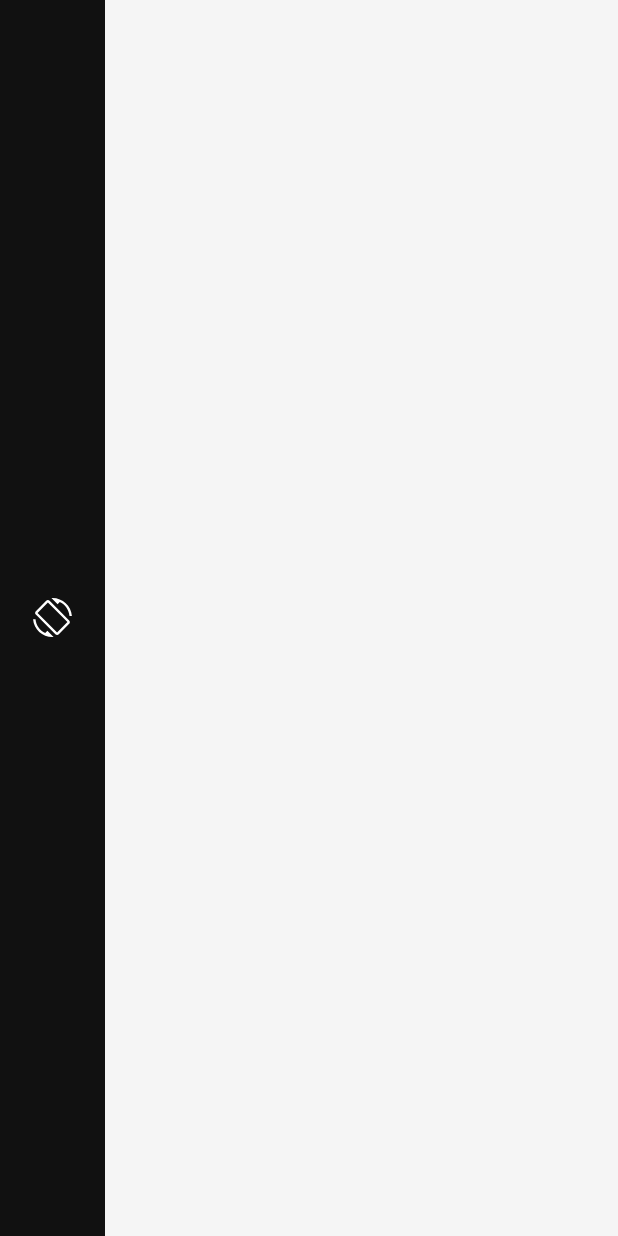
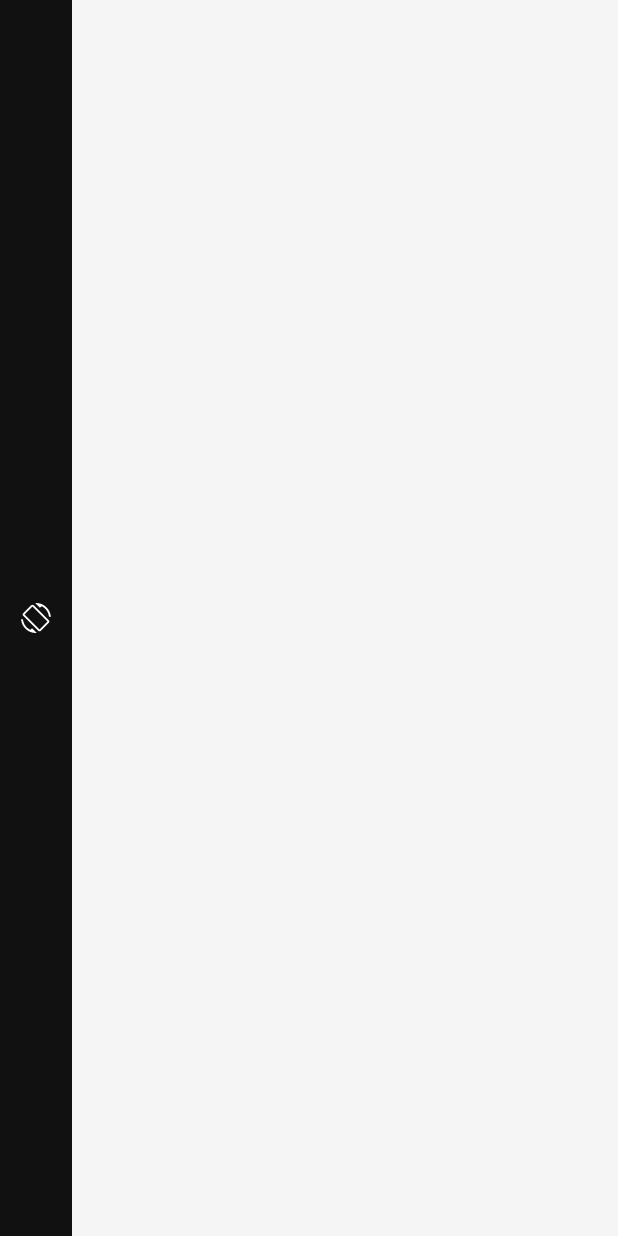
Before and after one commit to havivon/gamenight, an Android app: the layout overlay_button.xml on its own in the app's theme, with its tools: preview values and no code run, on a phone screen of 412 x 824 dp. Run offline under Robolectric (Android 15) with nearby library versions, the phone set to English and light mode, and no system bars.

Commit message:
v1.1: smaller icon, button snaps to nav bar, position resets on update
- אייקון קטן יותר (26dp → 20dp) וריפוד מצומצם (22dp → 14dp)
- ברירת מחדל Y=0 – הכפתור יושב על שורת הניווט ממש
- איפוס מיקום אוטומטי בין גרסאות (versionCode)
- העלאה ל-versionCode 2

Co-Authored-By: Claude Opus 4.8 <noreply@anthropic.com>
Claude-Session: https://claude.ai/code/session_01ShBGzwFBbXusWvr7Bt3aas

```diff
--- a/app/build.gradle
+++ b/app/build.gradle
@@ -11,8 +11,8 @@ android {
         applicationId "com.rotationbutton"
         minSdk 26
         targetSdk 34
-        versionCode 1
-        versionName "1.0"
+        versionCode 2
+        versionName "1.1"
     }
 
     buildTypes {
--- a/app/src/main/res/layout/overlay_button.xml
+++ b/app/src/main/res/layout/overlay_button.xml
@@ -7,14 +7,14 @@
     android:layout_width="wrap_content"
     android:layout_height="match_parent"
     android:background="@drawable/overlay_button_bg"
-    android:paddingStart="22dp"
-    android:paddingEnd="22dp"
+    android:paddingStart="14dp"
+    android:paddingEnd="14dp"
     android:clickable="true"
     android:focusable="true">
 
     <ImageView
-        android:layout_width="26dp"
-        android:layout_height="26dp"
+        android:layout_width="20dp"
+        android:layout_height="20dp"
         android:layout_gravity="center"
         android:src="@drawable/ic_rotate"
         android:contentDescription="@string/cd_rotate"
```
Also changed, not shown: app/src/main/java/com/rotationbutton/RotationService.kt (+11 -2 lines).
